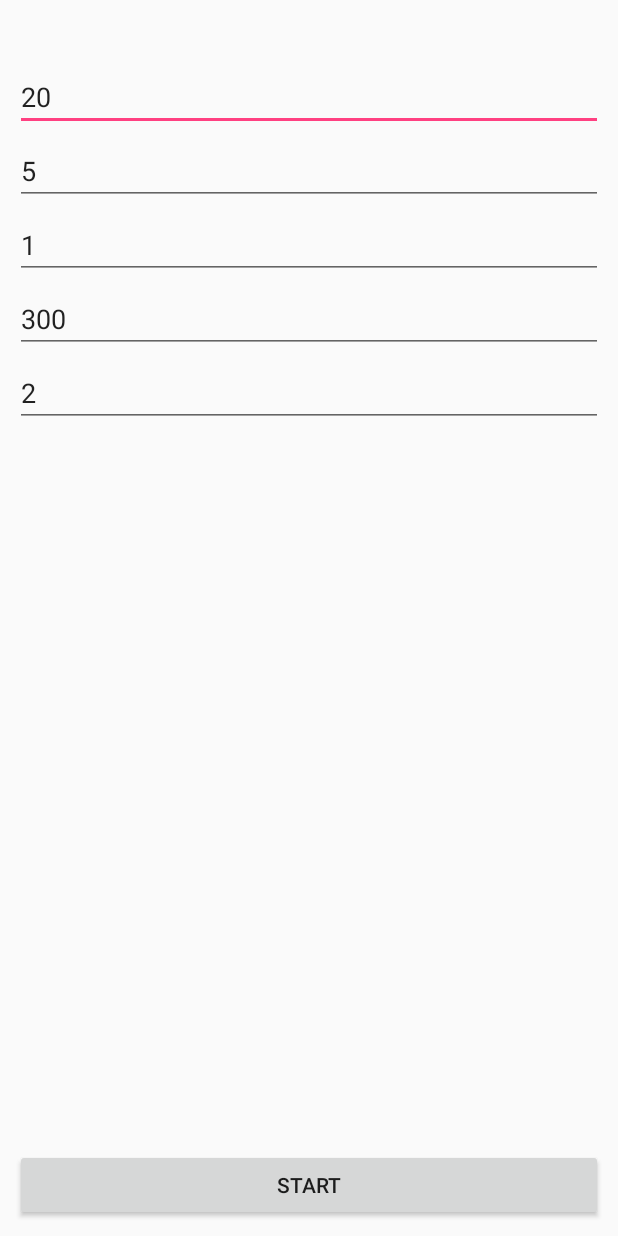
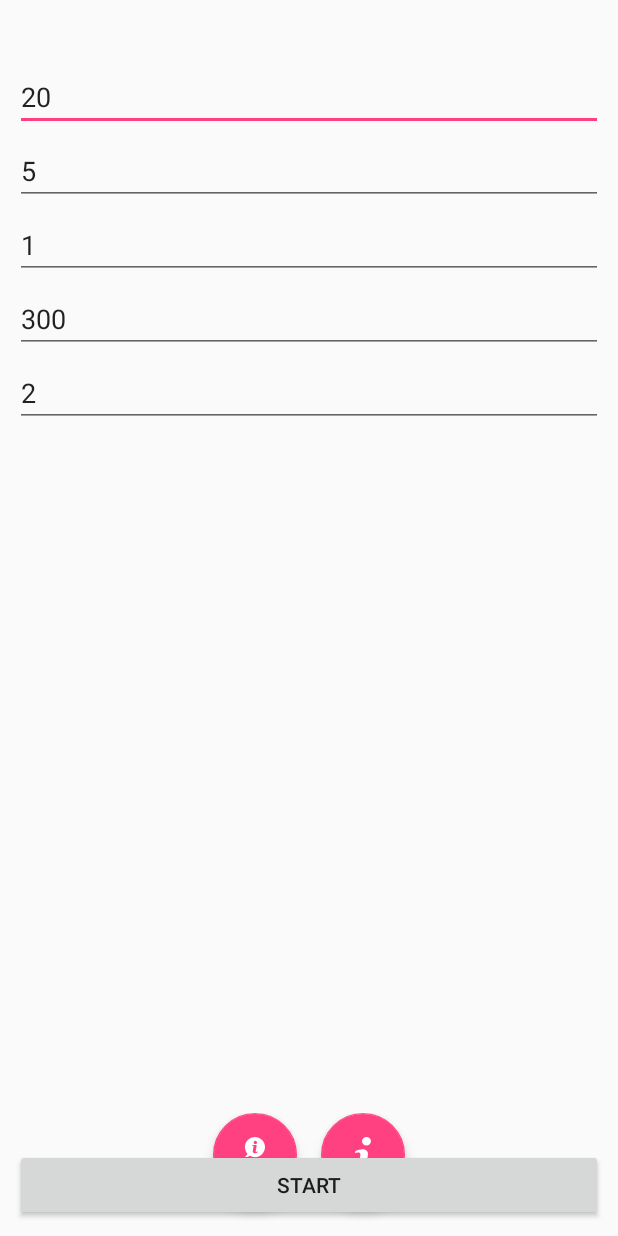
Before and after one commit to darthoo/callcentrelab, an Android app: the layout activity_main.xml on its own in the app's theme, with its tools: preview values and no code run, on a phone screen of 412 x 824 dp. Run offline under Robolectric (Android 15) with nearby library versions, the phone set to English and light mode, and no system bars.

Commit message:
Added info about every operator after working day ended

```diff
--- a/app/src/main/java/com/callcentre/callcentre/model/Operator.kt
+++ b/app/src/main/java/com/callcentre/callcentre/model/Operator.kt
@@ -6,5 +6,6 @@ package com.callcentre.callcentre.model
  */
 data class Operator (
         val id:Int,
-        var answeredCallsCount :Int = 0
+        var answeredCallsCount :Int = 0,
+        var profit:Int = 0
 )
--- /dev/null
+++ b/app/src/main/res/drawable/ic_avatar.xml
@@ -0,0 +1,5 @@
+<vector android:height="24dp" android:viewportHeight="482.9"
+    android:viewportWidth="482.9" android:width="24dp" xmlns:android="http://schemas.android.com/apk/res/android">
+    <path android:fillColor="#FF000000" android:pathData="M239.7,260.2c0.5,0 1,0 1.6,0c0.2,0 0.4,0 0.6,0c0.3,0 0.7,0 1,0c29.3,-0.5 53,-10.8 70.5,-30.5c38.5,-43.4 32.1,-117.8 31.4,-124.9c-2.5,-53.3 -27.7,-78.8 -48.5,-90.7C280.8,5.2 262.7,0.4 242.5,0h-0.7c-0.1,0 -0.3,0 -0.4,0h-0.6c-11.1,0 -32.9,1.8 -53.8,13.7c-21,11.9 -46.6,37.4 -49.1,91.1c-0.7,7.1 -7.1,81.5 31.4,124.9C186.7,249.4 210.4,259.7 239.7,260.2zM164.6,107.3c0,-0.3 0.1,-0.6 0.1,-0.8c3.3,-71.7 54.2,-79.4 76,-79.4h0.4c0.2,0 0.5,0 0.8,0c27,0.6 72.9,11.6 76,79.4c0,0.3 0,0.6 0.1,0.8c0.1,0.7 7.1,68.7 -24.7,104.5c-12.6,14.2 -29.4,21.2 -51.5,21.4c-0.2,0 -0.3,0 -0.5,0l0,0c-0.2,0 -0.3,0 -0.5,0c-22,-0.2 -38.9,-7.2 -51.4,-21.4C157.7,176.2 164.5,107.9 164.6,107.3z"/>
+    <path android:fillColor="#FF000000" android:pathData="M446.8,383.6c0,-0.1 0,-0.2 0,-0.3c0,-0.8 -0.1,-1.6 -0.1,-2.5c-0.6,-19.8 -1.9,-66.1 -45.3,-80.9c-0.3,-0.1 -0.7,-0.2 -1,-0.3c-45.1,-11.5 -82.6,-37.5 -83,-37.8c-6.1,-4.3 -14.5,-2.8 -18.8,3.3c-4.3,6.1 -2.8,14.5 3.3,18.8c1.7,1.2 41.5,28.9 91.3,41.7c23.3,8.3 25.9,33.2 26.6,56c0,0.9 0,1.7 0.1,2.5c0.1,9 -0.5,22.9 -2.1,30.9c-16.2,9.2 -79.7,41 -176.3,41c-96.2,0 -160.1,-31.9 -176.4,-41.1c-1.6,-8 -2.3,-21.9 -2.1,-30.9c0,-0.8 0.1,-1.6 0.1,-2.5c0.7,-22.8 3.3,-47.7 26.6,-56c49.8,-12.8 89.6,-40.6 91.3,-41.7c6.1,-4.3 7.6,-12.7 3.3,-18.8c-4.3,-6.1 -12.7,-7.6 -18.8,-3.3c-0.4,0.3 -37.7,26.3 -83,37.8c-0.4,0.1 -0.7,0.2 -1,0.3c-43.4,14.9 -44.7,61.2 -45.3,80.9c0,0.9 0,1.7 -0.1,2.5c0,0.1 0,0.2 0,0.3c-0.1,5.2 -0.2,31.9 5.1,45.3c1,2.6 2.8,4.8 5.2,6.3c3,2 74.9,47.8 195.2,47.8s192.2,-45.9 195.2,-47.8c2.3,-1.5 4.2,-3.7 5.2,-6.3C447,415.5 446.9,388.8 446.8,383.6z"/>
+</vector>
--- /dev/null
+++ b/app/src/main/res/drawable/ic_businessman.xml
@@ -0,0 +1,5 @@
+<vector android:height="24dp" android:viewportHeight="488.45"
+    android:viewportWidth="488.45" android:width="24dp" xmlns:android="http://schemas.android.com/apk/res/android">
+    <path android:fillColor="#FFFFFF" android:pathData="M402.3,331.6c-52.2,-19.9 -83.4,-40.3 -83.4,-40.3l-40.2,127.2l-5.5,17.2l-18,-51c41.4,-57.7 -3.1,-60.5 -10.9,-60.5l0,0h-0.1h-0.1h-0.1h-0.1l0,0c-7.7,0.1 -52.2,2.8 -10.8,60.5l-18,51l-5.5,-17.2l-40.2,-127.2c0,0 -31.2,20.4 -83.4,40.3c-57.5,20.9 -53.9,68.2 -55.1,156.8h213.1h0.5h213.1C456.2,399.9 459.7,352.5 402.3,331.6z"/>
+    <path android:fillColor="#FFFFFF" android:pathData="M142.4,228.3c-5.2,11.1 -14,24.9 -28.1,31.8c-4.6,2.3 -3.6,9.2 1.5,10c15.4,2.4 37.5,-0.3 58.1,-15.9l0.3,0.2c52.3,30.9 120.8,23.8 165.8,-21.1c53.4,-53.4 53.4,-139.9 0,-193.2c-53.4,-53.4 -139.8,-53.4 -193.2,0c-51.4,51.4 -53.3,133.4 -5.8,187.1L142.4,228.3zM249.1,52.3c12.3,0.1 22.1,10.1 22,22.6c-0.1,12.3 -10.1,22.4 -22.1,22.3c-12.4,-0.1 -22.4,-10.2 -22.3,-22.6C226.8,62 236.8,52.3 249.1,52.3zM205.8,112.1c0.3,-2.4 1.8,-4 5,-4.6c1.7,-0.3 3.4,-0.4 5.1,-0.4c6.8,0 13.7,0 20.5,0c7.2,0 14.5,0 21.7,0c5.2,0 8.3,2.5 8.4,7.7c0.1,4.3 -0.6,8.7 -1.4,13c-2.8,15.9 -5.8,31.8 -8.7,47.7c-1,5.3 -2,10.5 -2.7,15.8c-0.3,2.5 0.1,5.2 0.7,7.7c0.8,3.3 3.3,5.2 6.7,4.8c2.8,-0.3 5.6,-1.3 8.3,-2.3c2.2,-0.8 4.1,-2.3 6.3,-3.2c3.2,-1.3 5.9,1 5.1,4.3c-0.5,1.9 -1.7,3.9 -3.1,5.3c-8.1,8.2 -17.8,13.1 -29.4,13.2c-5.4,0.1 -10.9,-0.1 -16.2,-0.9c-8.9,-1.3 -20.2,-12.3 -18.6,-24.1c1.1,-8 2.3,-16.1 3.7,-24c2.4,-13.9 4.9,-27.8 7.3,-41.7c0.2,-0.9 0.2,-1.8 0.2,-2.7c0,-5.8 -1.8,-7.9 -7.6,-8.7c-2.5,-0.3 -5,-0.5 -7.3,-1.4C206.8,116.6 205.6,114.3 205.8,112.1z"/>
+</vector>
--- /dev/null
+++ b/app/src/main/res/drawable/ic_info.xml
@@ -0,0 +1,4 @@
+<vector android:height="24dp" android:viewportHeight="111.577"
+    android:viewportWidth="111.577" android:width="24dp" xmlns:android="http://schemas.android.com/apk/res/android">
+    <path android:fillColor="#FFFFFF" android:pathData="M78.96,99.54l-1.56,6.37c-4.68,1.85 -8.41,3.25 -11.19,4.22c-2.79,0.97 -6.02,1.45 -9.71,1.45c-5.66,0 -10.07,-1.39 -13.21,-4.14c-3.14,-2.77 -4.71,-6.27 -4.71,-10.52c0,-1.65 0.11,-3.34 0.35,-5.06c0.24,-1.73 0.62,-3.67 1.14,-5.85l5.84,-20.69c0.52,-1.98 0.96,-3.86 1.32,-5.63c0.36,-1.76 0.53,-3.39 0.53,-4.85c0,-2.64 -0.55,-4.49 -1.64,-5.53c-1.09,-1.04 -3.17,-1.56 -6.25,-1.56c-1.51,0 -3.06,0.24 -4.65,0.71c-1.59,0.47 -2.95,0.92 -4.09,1.35l1.56,-6.38c3.83,-1.56 7.49,-2.89 10.99,-4c3.5,-1.11 6.81,-1.67 9.94,-1.67c5.62,0 9.96,1.36 13.01,4.08c3.05,2.72 4.57,6.25 4.57,10.59c0,0.9 -0.1,2.48 -0.31,4.75c-0.21,2.27 -0.6,4.35 -1.17,6.24l-5.82,20.6c-0.48,1.65 -0.91,3.55 -1.28,5.68c-0.38,2.12 -0.57,3.73 -0.57,4.82c0,2.74 0.61,4.6 1.83,5.6c1.23,0.99 3.35,1.49 6.37,1.49c1.41,0 3.03,-0.25 4.81,-0.74C76.85,100.35 78.15,99.92 78.96,99.54zM80.44,13.03c0,3.59 -1.35,6.66 -4.07,9.18c-2.71,2.53 -5.98,3.8 -9.8,3.8c-3.84,0 -7.11,-1.27 -9.85,-3.8c-2.74,-2.52 -4.11,-5.59 -4.11,-9.18c0,-3.58 1.37,-6.65 4.11,-9.21C59.45,1.27 62.73,0 66.56,0c3.82,0 7.09,1.28 9.8,3.82C79.09,6.38 80.44,9.45 80.44,13.03z"/>
+</vector>
--- a/app/src/main/res/layout/activity_main.xml
+++ b/app/src/main/res/layout/activity_main.xml
@@ -70,6 +70,13 @@
         android:layout_below="@id/progressBar"
         android:visibility="gone" />
 
+    <android.support.v7.widget.RecyclerView
+        android:id="@+id/operatorsRecyclerView"
+        android:layout_width="match_parent"
+        android:layout_height="match_parent"
+        android:layout_below="@id/progressBar"
+        android:visibility="gone" />
+
     <Button
         android:id="@+id/btnStart"
         android:layout_width="match_parent"
@@ -85,5 +92,33 @@
         android:text="Show details"
         android:visibility="gone"/>
 
+    <LinearLayout
+        android:layout_width="match_parent"
+        android:layout_height="wrap_content"
+        android:orientation="horizontal"
+        android:layout_alignParentBottom="true"
+        android:gravity="center_horizontal">
+
+    <android.support.design.widget.FloatingActionButton
+        android:id="@+id/fabOperators"
+        android:src="@drawable/ic_businessman"
+        android:layout_marginBottom="16dp"
+        android:layout_width="wrap_content"
+        android:visibility="gone"
+        tools:visibility="visible"
+        android:layout_height="wrap_content" />
+
+    <android.support.design.widget.FloatingActionButton
+        android:id="@+id/fabInfo"
+        android:src="@drawable/ic_info"
+        android:layout_marginBottom="16dp"
+        android:layout_width="wrap_content"
+        android:layout_marginLeft="16dp"
+        android:visibility="gone"
+        tools:visibility="visible"
+        android:layout_height="wrap_content" />
+
+    </LinearLayout>
+
 
 </RelativeLayout>
--- a/app/src/main/res/values/styles.xml
+++ b/app/src/main/res/values/styles.xml
@@ -14,4 +14,8 @@
         <item name="android:background">@drawable/line_horizontal</item>
     </style>
 
+    <style name="RatingBar" parent="android:style/Widget.Material.RatingBar.Small">
+        <item name="colorControlNormal">@color/colorPrimary</item>
+        <item name="colorControlActivated">@color/colorPrimaryDark</item>
+    </style>
 </resources>
```
Also changed, not shown: app/src/main/java/com/callcentre/callcentre/MainActivity.kt (+54 -6 lines), app/src/main/java/com/callcentre/callcentre/OperatorAdapter.kt (added, +73 -0 lines), app/src/main/res/layout/data_item.xml (+8 -3 lines), app/src/main/res/layout/operator_item.xml (added, +76 -0 lines).
